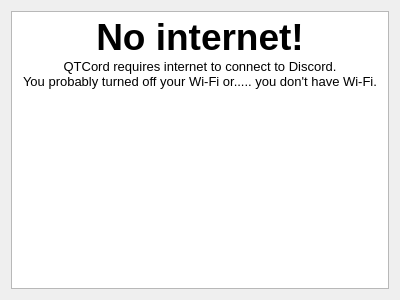
Qt form src/ui/no_internet.ui (mak448a/Qtcord) before a commit.
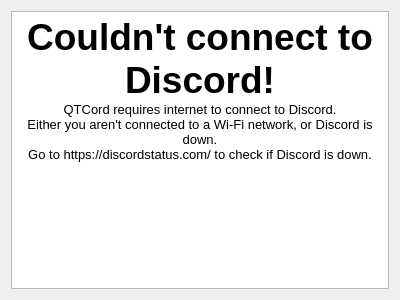
The same form after that commit. Icons and pictures are not drawn.

Commit message: Update no internet dialog

What changed in the file:
```diff
--- a/src/ui/no_internet.ui
+++ b/src/ui/no_internet.ui
@@ -27,9 +27,10 @@
 li.unchecked::marker { content: &quot;\2610&quot;; }
 li.checked::marker { content: &quot;\2612&quot;; }
 &lt;/style&gt;&lt;/head&gt;&lt;body style=&quot; font-family:'Noto Sans'; font-size:10pt; font-weight:400; font-style:normal;&quot;&gt;
-&lt;p align=&quot;center&quot; style=&quot; margin-top:0px; margin-bottom:0px; margin-left:0px; margin-right:0px; -qt-block-indent:0; text-indent:0px;&quot;&gt;&lt;span style=&quot; font-size:28pt; font-weight:700;&quot;&gt;No internet!&lt;/span&gt;&lt;/p&gt;
+&lt;p align=&quot;center&quot; style=&quot; margin-top:0px; margin-bottom:0px; margin-left:0px; margin-right:0px; -qt-block-indent:0; text-indent:0px;&quot;&gt;&lt;span style=&quot; font-size:28pt; font-weight:700;&quot;&gt;Couldn't connect to Discord!&lt;/span&gt;&lt;/p&gt;
 &lt;p align=&quot;center&quot; style=&quot; margin-top:0px; margin-bottom:0px; margin-left:0px; margin-right:0px; -qt-block-indent:0; text-indent:0px;&quot;&gt;QTCord requires internet to connect to Discord.&lt;/p&gt;
-&lt;p align=&quot;center&quot; style=&quot; margin-top:0px; margin-bottom:0px; margin-left:0px; margin-right:0px; -qt-block-indent:0; text-indent:0px;&quot;&gt;You probably turned off your Wi-Fi or..... you don't have Wi-Fi.&lt;/p&gt;&lt;/body&gt;&lt;/html&gt;</string>
+&lt;p align=&quot;center&quot; style=&quot; margin-top:0px; margin-bottom:0px; margin-left:0px; margin-right:0px; -qt-block-indent:0; text-indent:0px;&quot;&gt;Either you aren't connected to a Wi-Fi network, or Discord is down.&lt;/p&gt;
+&lt;p align=&quot;center&quot; style=&quot; margin-top:0px; margin-bottom:0px; margin-left:0px; margin-right:0px; -qt-block-indent:0; text-indent:0px;&quot;&gt;Go to https://discordstatus.com/ to check if Discord is down.&lt;/p&gt;&lt;/body&gt;&lt;/html&gt;</string>
      </property>
     </widget>
    </item>
```
The commit also changes 2 other files.
